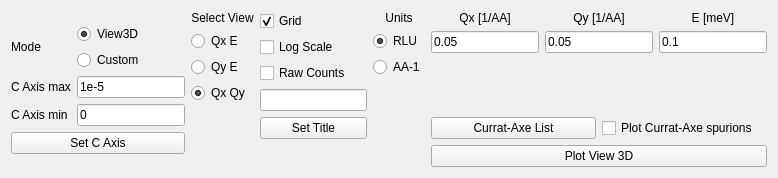
Old version of the form src/main/resources/base/Views/View3D.ui in the repository MJOLNIRPackage/MJOLNIR-GUI.
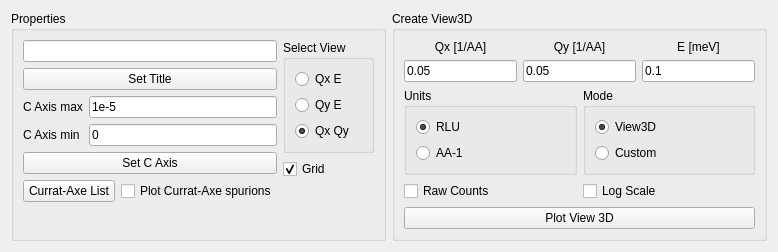
New version of the form.

Commit message: Add interactive Currat-Axxe prediction to view3D Reorder Viewer3DManager

```diff
--- a/src/main/resources/base/Views/View3D.ui
+++ b/src/main/resources/base/Views/View3D.ui
@@ -7,7 +7,7 @@
     <x>0</x>
     <y>0</y>
     <width>778</width>
-    <height>178</height>
+    <height>233</height>
    </rect>
   </property>
   <property name="sizePolicy">
@@ -21,87 +21,55 @@
   </property>
   <layout class="QHBoxLayout" name="horizontalLayout">
    <item>
-    <layout class="QVBoxLayout" name="verticalLayout_4">
+    <widget class="QGroupBox" name="PropertiesView3D">
+     <property name="title">
+      <string>Properties</string>
+     </property>
+     <layout class="QHBoxLayout" name="horizontalLayout_4">
      <item>
       <layout class="QVBoxLayout" name="verticalLayout_6">
+        <item>
+         <widget class="QLineEdit" name="View3D_SetTitle_lineEdit"/>
+        </item>
+        <item>
+         <widget class="QPushButton" name="View3D_SetTitle_button">
+          <property name="text">
+           <string>Set Title</string>
+          </property>
+         </widget>
+        </item>
        <item>
         <layout class="QHBoxLayout" name="horizontalLayout_2">
          <item>
           <layout class="QGridLayout" name="gridLayout_2">
-           <item row="4" column="0">
-            <widget class="QLabel" name="label_6">
-             <property name="text">
-              <string>C Axis min</string>
-             </property>
-            </widget>
-           </item>
-           <item row="3" column="0">
+            <item row="2" column="0">
             <widget class="QLabel" name="label_7">
              <property name="text">
               <string>C Axis max</string>
              </property>
             </widget>
            </item>
-           <item row="1" column="0">
-            <widget class="QLabel" name="label_5">
+            <item row="3" column="0">
+             <widget class="QLabel" name="label_6">
              <property name="text">
-              <string>Mode</string>
+               <string>C Axis min</string>
              </property>
             </widget>
            </item>
-           <item row="4" column="2">
+            <item row="3" column="2">
             <widget class="QLineEdit" name="View3D_CAxisMin_lineEdit">
              <property name="text">
               <string>0</string>
              </property>
             </widget>
            </item>
-           <item row="3" column="2">
+            <item row="2" column="2">
             <widget class="QLineEdit" name="View3D_CAxisMax_lineEdit">
              <property name="text">
               <string>1e-5</string>
              </property>
             </widget>
            </item>
-           <item row="1" column="2">
-            <layout class="QVBoxLayout" name="verticalLayout_7">
-             <item>
-              <widget class="QRadioButton" name="View3D_Mode_Viewer3D_radioButton">
-               <property name="text">
-                <string>View3D</string>
-               </property>
-               <property name="checked">
-                <bool>true</bool>
-               </property>
-               <property name="autoRepeat">
-                <bool>false</bool>
-               </property>
-               <attribute name="buttonGroup">
-                <string notr="true">buttonGroup_3</string>
-               </attribute>
-              </widget>
-             </item>
-             <item>
-              <widget class="QRadioButton" name="View3D_Mode_Custom_radioButton">
-               <property name="text">
-                <string>Custom</string>
-               </property>
-               <property name="checkable">
-                <bool>true</bool>
-               </property>
-               <property name="checked">
-                <bool>false</bool>
-               </property>
-               <property name="autoRepeat">
-                <bool>true</bool>
-               </property>
-               <attribute name="buttonGroup">
-                <string notr="true">buttonGroup_3</string>
-               </attribute>
-              </widget>
-             </item>
-            </layout>
-           </item>
           </layout>
          </item>
         </layout>
@@ -113,22 +81,52 @@
          </property>
         </widget>
        </item>
-      </layout>
-     </item>
+        <item>
+         <layout class="QHBoxLayout" name="horizontalLayout_3">
+          <item>
+           <widget class="QPushButton" name="View3D_CurratAxe_button">
+            <property name="statusTip">
+             <string>Create list of Bragg peaks from which Currat-Axe spurions are calcualted</string>
+            </property>
+            <property name="text">
+             <string>Currat-Axe List</string>
+            </property>
+           </widget>
+          </item>
+          <item>
+           <widget class="QCheckBox" name="View3D_CurratAxe_checkBox">
+            <property name="text">
+             <string>Plot Currat-Axe spurions</string>
+            </property>
+           </widget>
+          </item>
+         </layout>
+        </item>
+        <item>
+         <spacer name="verticalSpacer_2">
+          <property name="orientation">
+           <enum>Qt::Vertical</enum>
+          </property>
+          <property name="sizeHint" stdset="0">
+           <size>
+            <width>20</width>
+            <height>0</height>
+           </size>
+          </property>
+         </spacer>
+        </item>
     </layout>
    </item>
    <item>
-    <layout class="QVBoxLayout" name="verticalLayout">
+       <layout class="QVBoxLayout" name="verticalLayout_2">
      <item>
-      <widget class="QLabel" name="label_2">
-       <property name="text">
+         <layout class="QVBoxLayout" name="verticalLayout_4">
+          <item>
+           <widget class="QGroupBox" name="slecetView_groupBox">
+            <property name="title">
         <string>Select View</string>
        </property>
-       <property name="alignment">
-        <set>Qt::AlignCenter</set>
-       </property>
-      </widget>
-     </item>
+            <layout class="QVBoxLayout" name="verticalLayout">
      <item>
       <widget class="QRadioButton" name="View3D_SelectView_QxE_radioButton">
        <property name="text">
@@ -174,23 +172,9 @@
        </attribute>
       </widget>
      </item>
-     <item>
-      <spacer name="verticalSpacer_2">
-       <property name="orientation">
-        <enum>Qt::Vertical</enum>
-       </property>
-       <property name="sizeHint" stdset="0">
-        <size>
-         <width>20</width>
-         <height>5</height>
-        </size>
-       </property>
-      </spacer>
-     </item>
-    </layout>
-   </item>
-   <item>
-    <layout class="QVBoxLayout" name="verticalLayout_2">
+            </layout>
+           </widget>
+          </item>
      <item>
       <widget class="QCheckBox" name="View3D_Grid_checkBox">
        <property name="text">
@@ -202,101 +186,30 @@
       </widget>
      </item>
      <item>
-      <widget class="QCheckBox" name="View3D_LogScale_checkBox">
-       <property name="text">
-        <string>Log Scale</string>
-       </property>
-      </widget>
-     </item>
-     <item>
-      <widget class="QCheckBox" name="View3D_RawCounts_checkBox">
-       <property name="text">
-        <string>Raw Counts</string>
-       </property>
-      </widget>
-     </item>
-     <item>
-      <widget class="QLineEdit" name="View3D_SetTitle_lineEdit"/>
-     </item>
-     <item>
-      <widget class="QPushButton" name="View3D_SetTitle_button">
-       <property name="text">
-        <string>Set Title</string>
-       </property>
-      </widget>
-     </item>
-     <item>
-      <spacer name="verticalSpacer_5">
+           <spacer name="verticalSpacer">
        <property name="orientation">
         <enum>Qt::Vertical</enum>
        </property>
        <property name="sizeHint" stdset="0">
         <size>
          <width>20</width>
-         <height>5</height>
+              <height>40</height>
         </size>
        </property>
       </spacer>
      </item>
     </layout>
    </item>
-   <item>
-    <layout class="QVBoxLayout" name="verticalLayout_5">
-     <item>
-      <widget class="QLabel" name="label_3">
-       <property name="text">
-        <string>Units</string>
-       </property>
-       <property name="alignment">
-        <set>Qt::AlignCenter</set>
-       </property>
-      </widget>
-     </item>
-     <item>
-      <widget class="QRadioButton" name="View3D_SelectUnits_RLU_radioButton">
-       <property name="text">
-        <string>RLU</string>
-       </property>
-       <property name="checked">
-        <bool>true</bool>
-       </property>
-       <property name="autoExclusive">
-        <bool>true</bool>
-       </property>
-       <attribute name="buttonGroup">
-        <string notr="true">buttonGroup_2</string>
-       </attribute>
+       </layout>
+      </item>
+     </layout>
       </widget>
      </item>
      <item>
-      <widget class="QRadioButton" name="View3D_SelectUnits_AA_radioButton">
-       <property name="text">
-        <string>AA-1</string>
-       </property>
-       <property name="autoExclusive">
-        <bool>true</bool>
-       </property>
-       <attribute name="buttonGroup">
-        <string notr="true">buttonGroup_2</string>
-       </attribute>
-      </widget>
-     </item>
-     <item>
-      <spacer name="verticalSpacer_3">
-       <property name="orientation">
-        <enum>Qt::Vertical</enum>
-       </property>
-       <property name="sizeHint" stdset="0">
-        <size>
-         <width>20</width>
-         <height>5</height>
-        </size>
-       </property>
-      </spacer>
-     </item>
-    </layout>
-   </item>
-   <item>
+    <widget class="QGroupBox" name="CreateNewView3D_groupBox">
+     <property name="title">
+      <string>Create View3D</string>
+     </property>
     <layout class="QVBoxLayout" name="verticalLayout_3">
      <item>
       <layout class="QGridLayout" name="gridLayout">
@@ -354,39 +267,122 @@
       </layout>
      </item>
      <item>
-      <spacer name="verticalSpacer">
+       <layout class="QHBoxLayout" name="horizontalLayout_5">
+        <item>
+         <widget class="QGroupBox" name="units_groupBox">
+          <property name="title">
+           <string>Units</string>
+          </property>
+          <layout class="QVBoxLayout" name="verticalLayout_5">
+           <item>
+            <widget class="QRadioButton" name="View3D_SelectUnits_RLU_radioButton">
+             <property name="text">
+              <string>RLU</string>
+             </property>
+             <property name="checked">
+              <bool>true</bool>
+             </property>
+             <property name="autoExclusive">
+              <bool>true</bool>
+             </property>
+             <attribute name="buttonGroup">
+              <string notr="true">buttonGroup_2</string>
+             </attribute>
+            </widget>
+           </item>
+           <item>
+            <widget class="QRadioButton" name="View3D_SelectUnits_AA_radioButton">
+             <property name="text">
+              <string>AA-1</string>
+             </property>
+             <property name="autoExclusive">
+              <bool>true</bool>
+             </property>
+             <attribute name="buttonGroup">
+              <string notr="true">buttonGroup_2</string>
+             </attribute>
+            </widget>
+           </item>
+          </layout>
+         </widget>
+        </item>
+        <item>
+         <widget class="QGroupBox" name="groupBox">
+          <property name="title">
+           <string>Mode</string>
+          </property>
+          <layout class="QVBoxLayout" name="verticalLayout_7">
+           <item>
+            <widget class="QRadioButton" name="View3D_Mode_Viewer3D_radioButton">
+             <property name="text">
+              <string>View3D</string>
+             </property>
+             <property name="checked">
+              <bool>true</bool>
+             </property>
+             <property name="autoRepeat">
+              <bool>false</bool>
+             </property>
+             <attribute name="buttonGroup">
+              <string notr="true">buttonGroup_3</string>
+             </attribute>
+            </widget>
+           </item>
+           <item>
+            <widget class="QRadioButton" name="View3D_Mode_Custom_radioButton">
+             <property name="text">
+              <string>Custom</string>
+             </property>
+             <property name="checkable">
+              <bool>true</bool>
+             </property>
+             <property name="checked">
+              <bool>false</bool>
+             </property>
+             <property name="autoRepeat">
+              <bool>true</bool>
+             </property>
+             <attribute name="buttonGroup">
+              <string notr="true">buttonGroup_3</string>
+             </attribute>
+            </widget>
+           </item>
+          </layout>
+         </widget>
+        </item>
+       </layout>
+      </item>
+      <item>
+       <layout class="QHBoxLayout" name="horizontalLayout_6">
+        <item>
+         <widget class="QCheckBox" name="View3D_RawCounts_checkBox">
+          <property name="text">
+           <string>Raw Counts</string>
+          </property>
+         </widget>
+        </item>
+        <item>
+         <widget class="QCheckBox" name="View3D_LogScale_checkBox">
+          <property name="text">
+           <string>Log Scale</string>
+          </property>
+         </widget>
+        </item>
+       </layout>
+      </item>
+      <item>
+       <spacer name="verticalSpacer_3">
        <property name="orientation">
         <enum>Qt::Vertical</enum>
        </property>
        <property name="sizeHint" stdset="0">
         <size>
          <width>20</width>
-         <height>40</height>
+          <height>0</height>
         </size>
        </property>
       </spacer>
      </item>
-     <item>
-      <layout class="QHBoxLayout" name="horizontalLayout_3">
-       <item>
-        <widget class="QPushButton" name="View3D_CurratAxe_button">
-         <property name="statusTip">
-          <string>Create list of Bragg peaks from which Currat-Axe spurions are calcualted</string>
-         </property>
-         <property name="text">
-          <string>Currat-Axe List</string>
-         </property>
-        </widget>
-       </item>
-       <item>
-        <widget class="QCheckBox" name="View3D_CurratAxe_checkBox">
-         <property name="text">
-          <string>Plot Currat-Axe spurions</string>
-         </property>
-        </widget>
-       </item>
-      </layout>
-     </item>
      <item>
       <widget class="QPushButton" name="View3D_plot_button">
        <property name="text">
@@ -395,6 +391,7 @@
       </widget>
      </item>
     </layout>
+    </widget>
    </item>
   </layout>
  </widget>
```
Left out of the diff: 7 changed lines with no effect on the pictures. Lines whose indentation alone changed are shown as unchanged. The commit also changes 3 other files.
